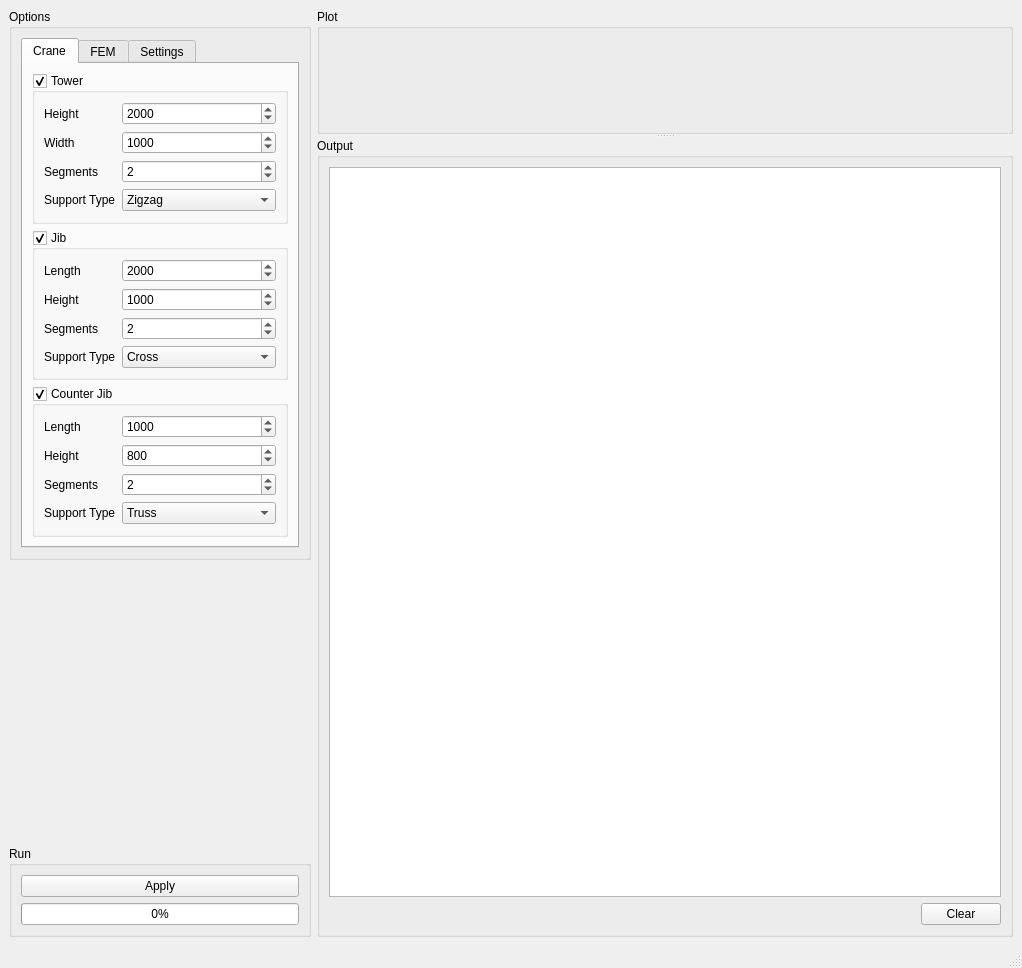
Old version of the form craneSimulator/gui/windows/mainwindow.ui in the repository castn/crane-simulator.
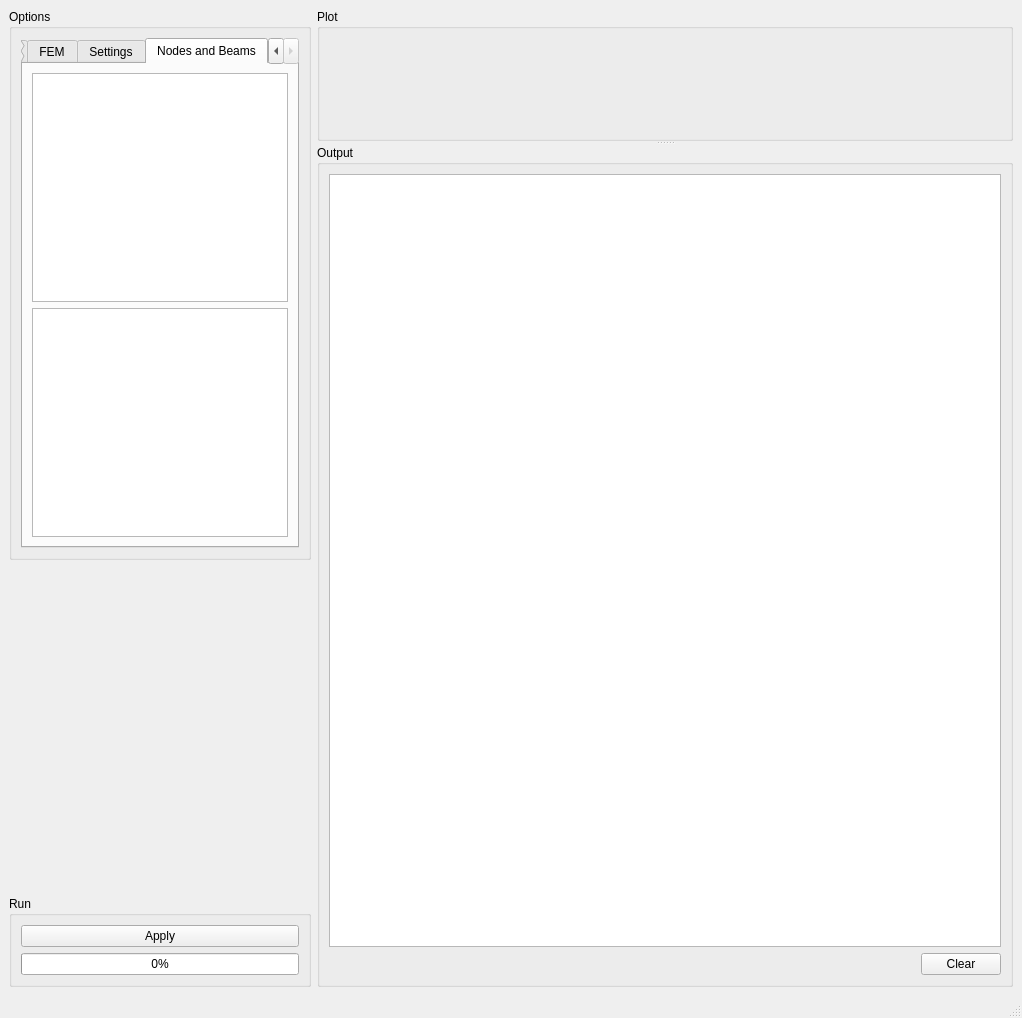
New version of the form. The open tabs and pages were chosen to show the change.

Commit message: improved compatibility added code in main so it runs in VSCode added new tab for nodes and beams pyqt (probably) causes crashes when calling crane.get methods

```diff
--- a/craneSimulator/gui/windows/mainwindow.ui
+++ b/craneSimulator/gui/windows/mainwindow.ui
@@ -7,7 +7,7 @@
     <x>0</x>
     <y>0</y>
     <width>1022</width>
-    <height>968</height>
+    <height>1018</height>
    </rect>
   </property>
   <property name="windowTitle">
@@ -413,6 +413,19 @@
                </item>
               </layout>
              </widget>
+             <widget class="QWidget" name="nodes_beams">
+              <attribute name="title">
+               <string>Nodes and Beams</string>
+              </attribute>
+              <layout class="QVBoxLayout" name="verticalLayout_7">
+               <item>
+                <widget class="QPlainTextEdit" name="nodes"/>
+               </item>
+               <item>
+                <widget class="QPlainTextEdit" name="beams"/>
+               </item>
+              </layout>
+             </widget>
             </widget>
            </item>
           </layout>
```
Left out of the diff: 4 changed lines with no effect on the pictures. The commit also changes 3 other files.
